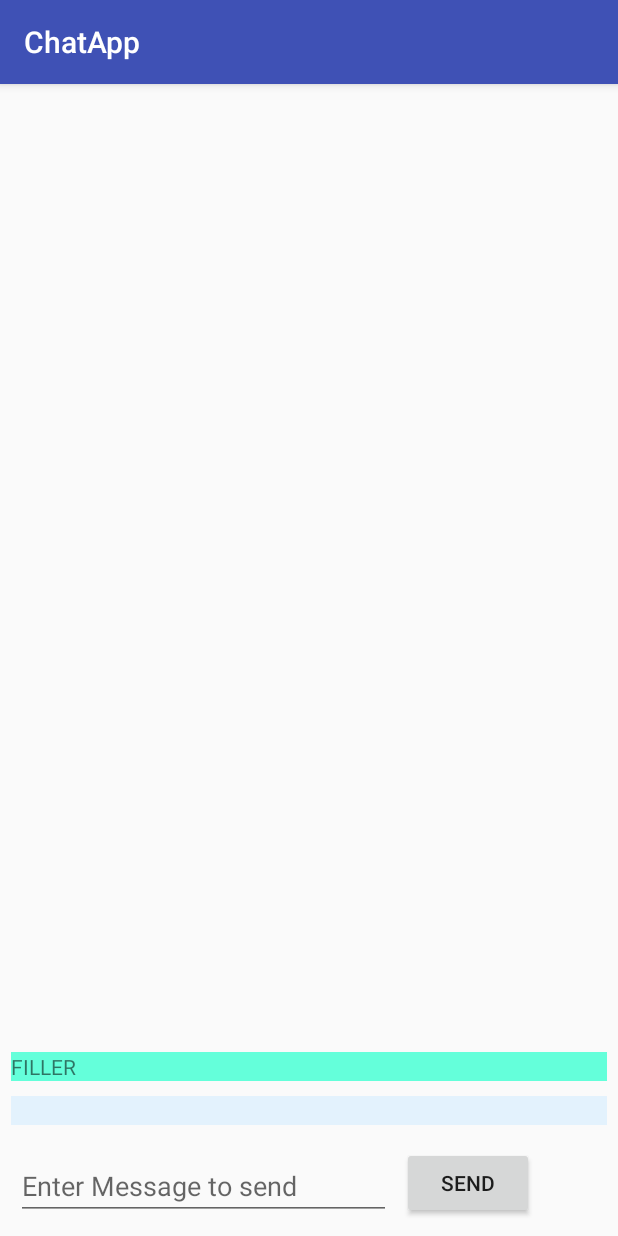
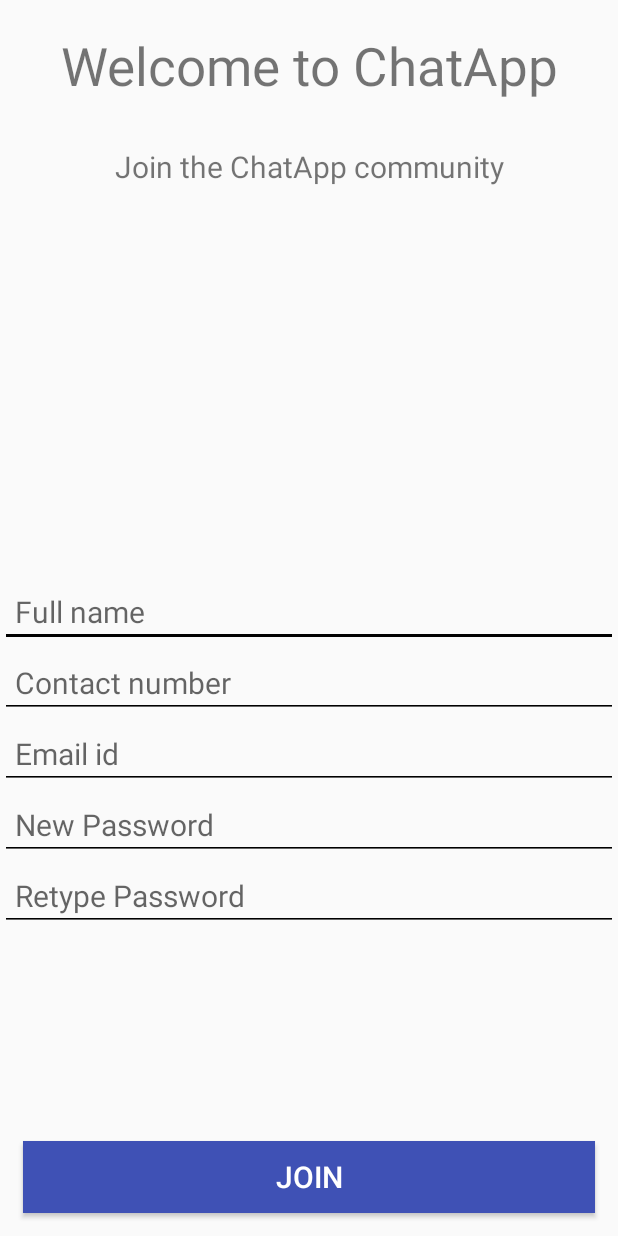
Before and after one commit to mitrjain96/AndroidStudioProjects, an Android app: the screen it shows after launch (MainActivity before the commit, firstTimeRegister after it), on a phone screen of 412 x 824 dp. Run offline under Robolectric (Android 15) with nearby library versions, the phone set to English and light mode, and no system bars; our stand-ins replace Firebase (no records; nobody signed in at launch, a user with empty details on screens opened directly).

Commit message:
INITIAL WORKING STAGE
SELF CHAT, Realtime FireBase Databse not used.
Fixes required:
Registration Token planning required.
Dual Activity flashing at startup.
Manage multiple users.
Synchronize Local Databse.

```diff
--- a/ChatApp/app/build.gradle
+++ b/ChatApp/app/build.gradle
@@ -27,5 +27,11 @@ dependencies {
     compile 'com.android.support:appcompat-v7:25.3.1'
     compile 'com.android.support.constraint:constraint-layout:1.0.2'
     compile 'com.android.support:design:25.3.1'
+    compile 'com.google.firebase:firebase-messaging:10.2.0'
+    compile 'com.google.firebase:firebase-core:10.2.0'
+    compile 'com.google.firebase:firebase-database:10.2.0'
     testCompile 'junit:junit:4.12'
 }
+
+
+apply plugin: 'com.google.gms.google-services'
--- a/ChatApp/app/src/main/java/com/example/mitrjain/chatapp/ListAdapter.java
+++ b/ChatApp/app/src/main/java/com/example/mitrjain/chatapp/ListAdapter.java
@@ -56,7 +56,7 @@ public class ListAdapter extends ArrayAdapter<String> {
             {
                 tv.setGravity(Gravity.LEFT);
                 tv.setBackgroundColor(Color.parseColor("#64FFDA"));
-                p=p.substring(12);
+                p=p.substring(4);
             }
 
             tv.setText(p);
--- a/ChatApp/app/src/main/java/com/example/mitrjain/chatapp/NetThread.java
+++ b/ChatApp/app/src/main/java/com/example/mitrjain/chatapp/NetThread.java
@@ -13,40 +13,15 @@ import java.net.SocketAddress;
 import static android.R.id.message;
 
 public class NetThread extends Thread {
-    SocketAddress sockaddr;
-    Socket s;
-    BufferedReader br;
-    ListAdapter listadapter;
-    NetThread( ListAdapter Listadapter)
+    String message="";
+    NetThread( String message )
     {
-        this.listadapter=Listadapter;
+        this.message=message;
         this.start();
     }
     public void run()
     {
-        Log.d("Networking in NetThread","Starting to accept Sockets");
-        InetAddress addr;
-        try{
-            addr = InetAddress.getByName("localhost");
-            int port = 8889;
-            sockaddr = new InetSocketAddress(addr, port);
-            ServerSocket lsocket = new ServerSocket(port);
-            s=lsocket.accept();
-            Log.d("Networking in NetThread",addr.toString()+"--"+sockaddr.toString());
-        }catch(Exception e){Log.d("Networking",e.toString());}
-
-
-        try{
-            br = new BufferedReader(new InputStreamReader(s.getInputStream()));
-        }catch(Exception e){
-            Log.d("Networking",e.toString());}
-        String message="";
-          try{
-                message=br.readLine();
-            }catch(Exception e){
-                Log.d("Networking",e.toString());}
-            listadapter.add(("#REC"+message).toString());
-            listadapter.notifyDataSetChanged();
+        new MainActivity.updateListView().execute(message);
 
     }
 }
--- a/ChatApp/app/src/main/java/com/example/mitrjain/chatapp/StartListener.java
+++ /dev/null
@@ -1,22 +0,0 @@
-package com.example.mitrjain.chatapp;
-
-import android.os.AsyncTask;
-
-/**
- * Created by Mit R Jain on 01-04-2017.
- */
-
-public class StartListener extends AsyncTask<ListAdapter,Void,Long> {
-    protected void onPreExecute()
-    {}
-    @Override
-    protected Long doInBackground(ListAdapter... params)
-    {
-        NetThread reciever = new NetThread(params[0]);
-        return Long.valueOf(5);
-    }
-    protected void onPostExeute(Long l)
-    {}
-
-
-}
--- /dev/null
+++ b/ChatApp/app/src/main/java/com/example/mitrjain/chatapp/firstTimeRegister.java
@@ -0,0 +1,130 @@
+package com.example.mitrjain.chatapp;
+
+import android.content.Intent;
+import android.content.res.ColorStateList;
+import android.database.Cursor;
+import android.database.sqlite.SQLiteDatabase;
+import android.os.Bundle;
+import android.support.v7.app.AppCompatActivity;
+import android.util.Log;
+import android.view.View;
+import android.widget.EditText;
+import android.widget.Toast;
+
+import com.google.firebase.database.DatabaseReference;
+import com.google.firebase.database.FirebaseDatabase;
+import com.google.firebase.iid.FirebaseInstanceId;
+
+import java.util.Random;
+
+/**
+ * Created by Mit R Jain on 02-04-2017.
+ */
+
+public class firstTimeRegister extends AppCompatActivity {
+    Cursor resultSet;
+    SQLiteDatabase db;
+    Intent i;
+    EditText fullName,regisTok,emailid,passwd,repasswd;
+    Random rn;
+    static String refreshedToken="";
+    private DatabaseReference mDatabase;
+
+    static void setRefreshedToken(String value)
+    {
+        refreshedToken=value;
+    }
+    @Override
+    protected void onCreate(Bundle savedInstanceState)
+    {
+        super.onCreate(savedInstanceState);
+        mDatabase= FirebaseDatabase.getInstance().getReference("users");
+        db = openOrCreateDatabase("ChatApp",MODE_PRIVATE,null);
+        i = new Intent(getBaseContext(),MainActivity.class);
+        i.setFlags(Intent.FLAG_ACTIVITY_CLEAR_TASK|Intent.FLAG_ACTIVITY_NEW_TASK);
+
+        resultSet=db.rawQuery("SELECT name FROM sqlite_master WHERE type='table' AND name = 'REGIS_TOKEN'",null);
+        if(resultSet.getCount()==0)
+        {
+            Log.d("Networking fRM.java","Fresh Connection");
+            setContentView(R.layout.first_time_register);
+            fullName=(EditText)findViewById(R.id.fullName);
+            regisTok=(EditText)findViewById(R.id.regisToken);
+            emailid=(EditText)findViewById(R.id.emailid);
+            passwd=(EditText)findViewById(R.id.passwd);
+            repasswd=(EditText)findViewById(R.id.repasswd);
+
+        }
+        else
+        {
+
+            resultSet=db.rawQuery("Select * from REGIS_TOKEN",null);
+            resultSet.moveToFirst();
+            String token=resultSet.getString(0);
+            Log.d("Networking frm.java","Previous token used - "+token);
+            resultSet=db.rawQuery("SELECT * from USER_DETAILS",null);
+            resultSet.moveToFirst();
+            String name=resultSet.getString(0);
+            String contact=resultSet.getString(1);
+            String email=resultSet.getString(2);
+            String key=resultSet.getString(3);
+            userDetails user = new userDetails(name,contact,key,email,refreshedToken);
+            mDatabase.child(token).setValue(user);
+            startActivity(i);
+        }
+
+    }
+    public void validateForm(View view)
+    {
+        if(fullName.getText().toString().trim().equals("")||regisTok.getText().toString().trim().equals("")||emailid.getText().toString().trim().equals("")||passwd.getText().toString().trim().equals("")||repasswd.getText().toString().trim().equals(""))
+        {
+            Toast.makeText(this, "Do not leave any fields blank", Toast.LENGTH_SHORT).show();
+         return;
+        }
+
+        String token=regisTok.getText().toString();
+        String name,email,key;
+        String test=fullName.getText().toString();
+
+        if(test.matches(".*\\d.*") || test.trim().equals(""))
+        {
+            Toast.makeText(this, "Name must not contain any digits", Toast.LENGTH_SHORT).show();
+            return;
+        }
+        name=test;
+        test=regisTok.getText().toString();
+        if(test.length()>10 || !test.matches("[\\d]{10}"))
+        {
+            Toast.makeText(this, "Contact Number length cannot be more than 10 digits and should contain only digits", Toast.LENGTH_SHORT).show();
+            return;
+        }
+        token=test;
+        test=emailid.getText().toString();
+        if(!test.matches(".*@.*"))
+        {
+            Toast.makeText(this, "Enter valid Email-id", Toast.LENGTH_SHORT).show();
+            return;
+        }
+        email=test;
+        test=passwd.getText().toString();
+        String test1=repasswd.getText().toString();
+        if(!test.equals(test1))
+        {
+            Toast.makeText(this, "The entered passwords do not match", Toast.LENGTH_SHORT).show();
+            return;
+        }
+        key=test;
+        db.execSQL("CREATE TABLE IF NOT EXISTS REGIS_TOKEN(Token VARCHAR);");
+        db.execSQL("CREATE TABLE IF NOT EXISTS USER_DETAILS(Name VARCHAR, Token VARCHAR, Email_id VARCHAR, Key VARCHAR);");
+       // new Authenticate().execute(token);
+        try {
+            db.execSQL("INSERT INTO REGIS_TOKEN VALUES('"+token+"');");
+            Log.d("networking frm.java",name.toString()+" "+email.toString()+" "+token.toString());
+            db.execSQL("INSERT INTO USER_DETAILS VALUES('"+name+"','"+token+"','"+email+"','"+key+"');");
+        }catch(Exception e){Log.d("Networking frm.java","Unable to enter in local Database");}
+        userDetails user = new userDetails(name,token,key,email,refreshedToken);
+        mDatabase.child(token).setValue(user);
+        startActivity(i);
+    }
+
+}
--- /dev/null
+++ b/ChatApp/app/src/main/res/layout/first_time_register.xml
@@ -0,0 +1,93 @@
+<?xml version="1.0" encoding="utf-8"?>
+<LinearLayout xmlns:android="http://schemas.android.com/apk/res/android"
+    android:orientation="vertical" android:layout_width="match_parent"
+    android:layout_height="match_parent"
+    >
+
+    <LinearLayout
+        android:layout_height="wrap_content"
+        android:layout_width="match_parent"
+        android:orientation="vertical"
+        android:id="@+id/WelcomeTextLayout"
+        android:layout_weight="1">
+    <TextView
+        android:layout_height="wrap_content"
+        android:layout_width="match_parent"
+        android:text="Welcome to ChatApp"
+        android:gravity="center"
+        android:textSize="35dp"
+        android:padding="20dp"/>
+    <TextView
+        android:layout_height="wrap_content"
+        android:layout_width="match_parent"
+        android:text="Join the ChatApp community"
+        android:padding="10dp"
+        android:textSize="20dp"
+        android:gravity="center"/>
+</LinearLayout>
+    <LinearLayout
+        android:gravity="center_vertical"
+        android:layout_height="wrap_content"
+        android:layout_width="match_parent"
+        android:orientation="vertical"
+        android:layout_weight="2">
+    <EditText
+        android:layout_height="wrap_content"
+        android:layout_width="match_parent"
+        android:hint="Full name"
+        android:padding="10dp"
+        android:textSize="20dp"
+        android:textColor="#000000"
+        android:backgroundTint="#000000"
+        android:id="@+id/fullName"/>
+    <EditText
+        android:layout_height="wrap_content"
+        android:layout_width="match_parent"
+        android:hint="Contact number"
+        android:padding="10dp"
+        android:textSize="20dp"
+        android:backgroundTint="#000000"
+        android:id="@+id/regisToken"/>
+
+    <EditText
+        android:layout_height="wrap_content"
+        android:layout_width="match_parent"
+        android:hint="Email id"
+        android:padding="10dp"
+        android:textSize="20dp"
+        android:backgroundTint="#000000"
+        android:id="@+id/emailid"/>
+
+    <EditText
+        android:layout_height="wrap_content"
+        android:layout_width="match_parent"
+        android:hint="New Password"
+        android:padding="10dp"
+        android:textSize="20dp"
+        android:backgroundTint="#000000"
+        android:id="@+id/passwd"/>
+
+    <EditText
+        android:layout_height="wrap_content"
+        android:layout_width="match_parent"
+        android:hint="Retype Password"
+        android:padding="10dp"
+        android:textSize="20dp"
+        android:backgroundTint="#000000"
+        android:id="@+id/repasswd"/>
+    </LinearLayout>
+
+    <Button
+        android:layout_height="wrap_content"
+        android:layout_width="match_parent"
+        android:text="Join"
+        android:textColor="#fff"
+        android:layout_gravity="center"
+        android:layout_margin="15dp"
+        android:elevation="5dp"
+        android:textSize="20dp"
+        android:background="@color/colorPrimary"
+        android:onClick="validateForm"
+        />
+
+</LinearLayout>
--- a/ChatApp/app/src/main/res/layout/smessage.xml
+++ b/ChatApp/app/src/main/res/layout/smessage.xml
@@ -2,5 +2,7 @@
 <TextView xmlns:android="http://schemas.android.com/apk/res/android"
     android:layout_height="wrap_content"
     android:layout_width="match_parent"
+    android:padding="10dp"
+    android:textSize="20dp"
     android:id="@+id/textView"
     />
--- a/ChatApp/build.gradle
+++ b/ChatApp/build.gradle
@@ -9,6 +9,7 @@ buildscript {
 
         // NOTE: Do not place your application dependencies here; they belong
         // in the individual module build.gradle files
+        classpath 'com.google.gms:google-services:3.0.0'
     }
 }
 
```
Also changed, not shown: ChatApp/app/src/main/AndroidManifest.xml (+23 -5 lines), ChatApp/app/src/main/java/com/example/mitrjain/chatapp/MainActivity.java (+25 -77 lines), ChatApp/app/src/main/java/com/example/mitrjain/chatapp/messageReceivingService.java (added, +28 -0 lines), ChatApp/app/src/main/java/com/example/mitrjain/chatapp/registrationTokenService.java (added, +22 -0 lines), ChatApp/app/src/main/java/com/example/mitrjain/chatapp/sendMessage.java (added, +69 -0 lines), ChatApp/app/src/main/java/com/example/mitrjain/chatapp/userDetails.java (added, +23 -0 lines), ChatApp/app/src/main/res/color/edit_text_tint.xml (added, +8 -0 lines), 1 other file.
